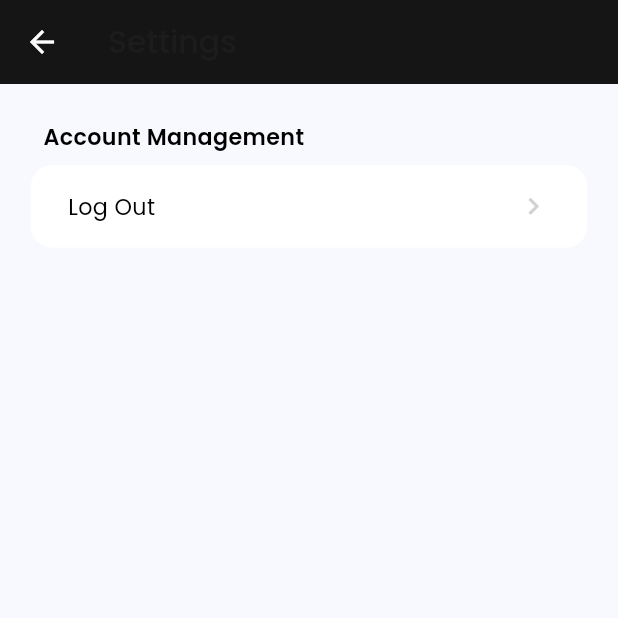
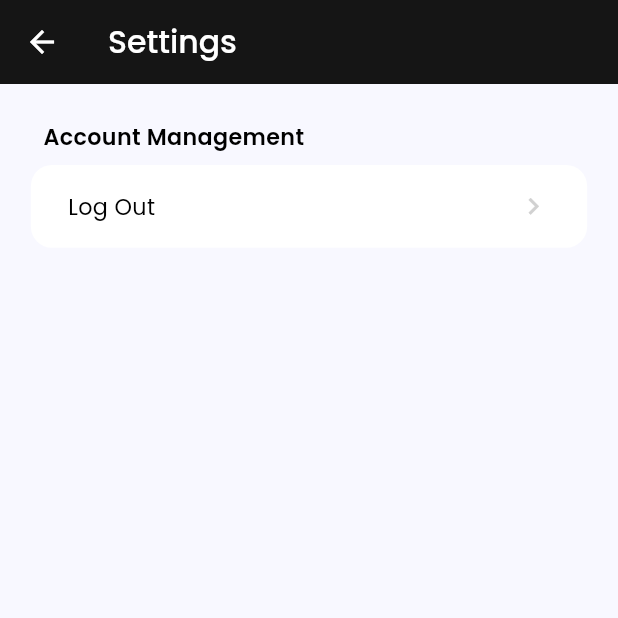
Before and after one commit to eseepark06/eseepark, a Flutter app: the Hub screen opened directly, item 4 of the bottom bar chosen, after a tap on "Settings", on a phone screen of 412 x 824 dp, the top half of it. Run offline on Flutter 3.47's test engine with Material 3 defaults, Android fonts, the light colour scheme and no system bars; our stand-ins replace dropdown_button2, flutter_native_splash, flutter_otp_text_field, flutter_sticky_header, flutter_svg, geolocator and 5 more; accounts and stored records are empty; statements that could not run were skipped.

Commit message:
v1.0.7 (SKVC)

```diff
--- a/lib/customs/custom_textfields.dart
+++ b/lib/customs/custom_textfields.dart
@@ -135,6 +135,8 @@ class CustomTextField extends StatefulWidget {
   final TextStyle? placeholderStyle;
   final TextStyle? mainTextStyle;
   final Function(String)? onChanged;
+  final Function(bool)? call;
+  final Function(String?)? onSubmit;
   final Color? backgroundColor;
   final double? verticalPadding;
   final double? horizontalPadding;
@@ -145,7 +147,10 @@ class CustomTextField extends StatefulWidget {
   final Color? focusedBorderColor;
   final Widget? prefixWidget;
   final Icon? prefixIcon;
+  final Icon? suffixIcon;
   final Color? cursorColor;
+  final bool? clearText;
+  final TextInputAction? textInputAction;
 
   const CustomTextField({
     super.key,
@@ -154,6 +159,8 @@ class CustomTextField extends StatefulWidget {
     this.placeholderStyle,
     this.mainTextStyle,
     this.onChanged,
+    this.call,
+    this.onSubmit,
     this.backgroundColor,
     this.verticalPadding,
     this.horizontalPadding,
@@ -164,7 +171,10 @@ class CustomTextField extends StatefulWidget {
     this.focusedBorderColor,
     this.prefixWidget,
     this.prefixIcon,
-    this.cursorColor
+    this.suffixIcon,
+    this.cursorColor,
+    this.clearText,
+    this.textInputAction
   });
 
   @override
@@ -172,14 +182,17 @@ class CustomTextField extends StatefulWidget {
 }
 
 class _CustomTextFieldState extends State<CustomTextField> {
+
   @override
   Widget build(BuildContext context) {
     final themeProvider = Provider.of<ThemeProvider>(context);
     return TextFormField(
       controller: widget.controller,
       onChanged: widget.onChanged,
+      onFieldSubmitted: widget.onSubmit,
       style: widget.mainTextStyle,
       cursorColor: widget.cursorColor,
+      textInputAction: widget.textInputAction,
       decoration: InputDecoration(
         hintText: widget.placeholder,
         hintStyle: widget.placeholderStyle,
@@ -188,6 +201,18 @@ class _CustomTextFieldState extends State<CustomTextField> {
         filled: true,
         prefix: widget.prefixWidget,
         prefixIcon: widget.prefixIcon,
+        suffixIcon: widget.clearText == true && widget.controller != null ? widget.controller!.text.trim().isNotEmpty ?
+          GestureDetector(
+            onTap: () {
+              setState(() {
+                widget.controller?.clear();
+              });
+
+              widget.call!(true);
+            },
+            child: Icon(Icons.close)
+          ) : null :
+          widget.suffixIcon,
         contentPadding: EdgeInsets.symmetric(
             vertical: widget.verticalPadding ?? screenHeight * 0.01,
             horizontal: widget.horizontalPadding ?? screenWidth * 0.02
--- a/lib/providers/general/general_provider.dart
+++ b/lib/providers/general/general_provider.dart
@@ -21,12 +21,10 @@ class GeneralProvider with ChangeNotifier {
   Future<void> _loadGetStarted() async {
     final prefs = await SharedPreferences.getInstance();
 
-    print(prefs.getKeys());
 
     _isGetStartedShown = prefs.getBool('isGetStartedShown') ?? false;
     _isInitialized = true;
 
-    print('Set initialize value to $_isInitialized');
 
     notifyListeners();
   }
--- a/lib/providers/general/settings_provider.dart
+++ b/lib/providers/general/settings_provider.dart
@@ -8,7 +8,6 @@ class SettingsProvider with ChangeNotifier {
   SettingsProvider._internal();
 
   Future<void> initialize() async {
-    print('Initializing settings provider');
     await Future.delayed(const Duration(seconds: 2));
   }
 }
--- a/lib/providers/general/test_provider.dart
+++ b/lib/providers/general/test_provider.dart
@@ -9,7 +9,6 @@ class TestProvider with ChangeNotifier {
   TestProvider._internal();
 
   Future<void> initialize() async {
-    print('Initializing test provider');
     await Future.delayed(const Duration(seconds: 3));
 
   }
--- a/lib/screens/others/accounts/account.dart
+++ b/lib/screens/others/accounts/account.dart
@@ -15,7 +15,9 @@ class Account extends StatefulWidget {
   State<Account> createState() => _AccountState();
 }
 
-class _AccountState extends State<Account> {
+class _AccountState extends State<Account> with AutomaticKeepAliveClientMixin<Account> {
+  @override
+  bool get wantKeepAlive => true;
 
   List<AccountStatus> statuses = [];
 
@@ -31,7 +33,7 @@ class _AccountState extends State<Account> {
       AccountStatus(
         title: DateFormat.yMMMd().format(DateTime.parse(supabase.auth.currentUser!.createdAt.toString())),
         icon: Icons.perm_contact_calendar_outlined,
-        backgroundColor: Colors.orange,
+        backgroundColor: Theme.of(Get.context as BuildContext).colorScheme.primary,
         fontColor: Colors.white,
         fontWeight: FontWeight.w600,
       )
@@ -47,21 +49,25 @@ class _AccountState extends State<Account> {
 
   @override
   Widget build(BuildContext context) {
+    super.build(context);
+
     return Scaffold(
+      appBar: AppBar(
+        backgroundColor: Theme.of(context).colorScheme.primary,
+        centerTitle: true,
+        title: Text('My Account',
+          style: TextStyle(
+            color: Colors.white,
+            fontWeight: FontWeight.w600
+          ),
+        ),
+      ),
       body: Container(
         height: screenHeight,
         width: screenWidth,
-        padding: EdgeInsets.only(top: screenHeight * 0.1),
+        padding: EdgeInsets.only(top: screenHeight * 0.025),
         decoration: BoxDecoration(
-          gradient: LinearGradient(
-            colors: [
-              const Color(0xFFF3CF99).withOpacity(0.1),
-              Theme.of(context).scaffoldBackgroundColor,
-              Theme.of(context).scaffoldBackgroundColor,
-            ],
-            begin: Alignment.topCenter,
-            end: Alignment.bottomCenter
-          )
+          color: Theme.of(context).scaffoldBackgroundColor
         ),
         child: Column(
           children: [
@@ -124,7 +130,7 @@ class _AccountState extends State<Account> {
             ),
             SizedBox(height: screenHeight * 0.03),
             Section(
-              title: 'My Account',
+              title: 'Personal',
               children: [
                 SectionItem(title: 'Profile', showDivider: true),
                 SectionItem(title: 'Favorites')
--- a/lib/screens/others/accounts/partials/settings.dart
+++ b/lib/screens/others/accounts/partials/settings.dart
@@ -23,7 +23,7 @@ class _SettingsState extends State<Settings> {
         backgroundColor: Theme.of(context).colorScheme.primary,
         title: Text('Settings',
           style: TextStyle(
-            color: Theme.of(context).colorScheme.onPrimary,
+            color: Colors.white,
             fontWeight: FontWeight.w500,
             fontSize: screenSize * 0.017
           ),
@@ -60,7 +60,8 @@ class _SettingsState extends State<Settings> {
                         TextButton(
                           onPressed: () => Navigator.pop(context),
                           style: ButtonStyle(
-                            padding: MaterialStateProperty.all(EdgeInsets.zero)
+                            padding: MaterialStateProperty.all(EdgeInsets.zero),
+                            splashFactory: NoSplash.splashFactory,
                           ),
                           child: Text('Cancel',
                             style: TextStyle(
@@ -98,9 +99,9 @@ class _SettingsState extends State<Settings> {
                               },
                               style: ButtonStyle(
                                 padding: MaterialStateProperty.all(EdgeInsets.symmetric(
-                                  horizontal: screenWidth * 0.05
+                                  horizontal: screenWidth * 0.03
                                 )),
-                                minimumSize: MaterialStateProperty.all(Size(screenWidth * 0.25, screenHeight * 0.05)),
+                                minimumSize: MaterialStateProperty.all(Size(screenWidth * 0.22, screenHeight * 0.045)),
                                 backgroundColor: MaterialStateProperty.all(Theme.of(context).colorScheme.primary),
                               ),
                               child: value ? CupertinoActivityIndicator(color: Colors.white) :
--- /dev/null
+++ b/lib/screens/others/activity/activity.dart
@@ -0,0 +1,17 @@
+import 'package:flutter/material.dart';
+
+class Activity extends StatefulWidget {
+  const Activity({super.key});
+
+  @override
+  State<Activity> createState() => _ActivityState();
+}
+
+class _ActivityState extends State<Activity> {
+  @override
+  Widget build(BuildContext context) {
+    return Scaffold(
+
+    );
+  }
+}
--- a/lib/screens/others/home/home.dart
+++ b/lib/screens/others/home/home.dart
@@ -1,10 +1,13 @@
+  import 'package:custom_refresh_indicator/custom_refresh_indicator.dart';
 import 'package:eseepark/customs/custom_textfields.dart';
   import 'package:eseepark/screens/others/home/partials/establishments.dart';
   import 'package:eseepark/screens/others/home/partials/parking_sheet.dart';
+import 'package:eseepark/screens/others/search/search.dart';
   import 'package:flutter/material.dart';
   import 'package:flutter/services.dart';
   import 'package:flutter_sticky_header/flutter_sticky_header.dart';
   import 'package:flutter_svg/flutter_svg.dart';
+import 'package:get/get.dart';
   import 'package:shimmer/shimmer.dart';
 
   import '../../../controllers/establishments/establishments_controller.dart';
@@ -47,7 +50,7 @@
       onLoadPage();
     }
 
-    void onLoadPage() async {
+    Future<void> onLoadPage() async {
       nearbyEstablishments = (await _controller.getNearbyEstablishmentsWithLocation(radiusKm: 10, maxResults: 10)).cast<Establishment>();
 
       setState(() {
@@ -63,7 +66,11 @@
       return Scaffold(
         extendBodyBehindAppBar: true,
         backgroundColor: Theme.of(context).colorScheme.primary,
-        body: CustomScrollView(
+        body: RefreshIndicator(
+          onRefresh: () async {
+            await onLoadPage();
+          },
+          child: CustomScrollView(
             controller: scrollController,
             slivers: [
               SliverToBoxAdapter(
@@ -96,6 +103,13 @@
                           child: Row(
                             children: [
                               Expanded(
+                                child: InkWell(
+                                  onTap: () {
+                                    Get.to(() => const Search(),
+                                        duration: Duration(milliseconds: 300),
+                                        transition: Transition.topLevel
+                                    );
+                                  },
                                   child: Container(
                                     decoration: BoxDecoration(
                                       border: Border.all(
@@ -125,6 +139,7 @@
                                           ),
                                         )
                                       ],
+                                    ),
                                   ),
                                 ),
                               ),
@@ -541,6 +556,7 @@
                )
               )
             ],
+          ),
         )
       );
     }
--- a/lib/screens/others/hub.dart
+++ b/lib/screens/others/hub.dart
@@ -1,6 +1,8 @@
 import 'package:eseepark/globals.dart';
 import 'package:eseepark/screens/others/accounts/account.dart';
+import 'package:eseepark/screens/others/activity/activity.dart';
 import 'package:eseepark/screens/others/home/home.dart';
+import 'package:eseepark/screens/others/search/search.dart';
 import 'package:flutter/material.dart';
 import 'package:flutter_svg/flutter_svg.dart';
 
@@ -93,6 +95,7 @@ class _HubState extends State<Hub> {
   @override
   Widget build(BuildContext context) {
     return Scaffold(
+      resizeToAvoidBottomInset: false,
       body: Container(
         height: screenHeight,
         width: screenWidth,
@@ -104,8 +107,8 @@ class _HubState extends State<Hub> {
                 onPageChanged: onPageChanged,
                 children: [
                   const Home(),
-                  Container(color: Colors.blue),
-                  Container(color: Colors.red),
+                  const Activity(),
+                  const Search(),
                   const Account(),
                 ],
               ),
@@ -121,7 +124,9 @@ class _HubState extends State<Hub> {
                 )
               ),
               padding: EdgeInsets.only(
-                bottom: screenHeight * 0.01
+                bottom: screenHeight * 0.018,
+                left: screenWidth * 0.02,
+                right: screenWidth * 0.02
               ),
               child: Row(
                 mainAxisAlignment: MainAxisAlignment.spaceBetween,
--- /dev/null
+++ b/lib/screens/others/search/search.dart
@@ -0,0 +1,90 @@
+import 'package:eseepark/customs/custom_textfields.dart';
+import 'package:eseepark/globals.dart';
+import 'package:flutter/material.dart';
+import 'package:flutter_svg/flutter_svg.dart';
+import 'package:get/get.dart';
+
+class Search extends StatefulWidget {
+  const Search({super.key});
+
+  @override
+  State<Search> createState() => _SearchState();
+}
+
+class _SearchState extends State<Search> {
+  final TextEditingController searchController = TextEditingController();
+
+  @override
+  void dispose() {
+    super.dispose();
+
+    searchController.dispose();
+  }
+
+  @override
+  Widget build(BuildContext context) {
+    return Scaffold(
+      backgroundColor: Colors.white,
+      appBar: AppBar(
+        leadingWidth: screenWidth * 0.1,
+        elevation: 0,
+        scrolledUnderElevation: 0,
+        centerTitle: true,
+        title: Row(
+          children: [
+            Expanded(
+              child: CustomTextField(
+                placeholder: 'Search for establishments',
+                controller: searchController,
+                onChanged: (val) {
+                  setState(() {
+
+                  });
+                },
+                call: (val) {
+                  setState(() {
+
+                  });
+                },
+                onSubmit: (val) {
+                  print(val);
+                },
+                backgroundColor: Theme.of(context).colorScheme.secondary.withValues(alpha: 0.4),
+                placeholderStyle: TextStyle(
+                  color: Theme.of(context).colorScheme.primary.withValues(alpha: 0.3),
+                  fontSize: screenWidth * 0.035
+                ),
+                borderRadius: 30,
+                horizontalPadding: screenWidth * 0.012,
+                verticalPadding: screenHeight * 0.01,
+                textInputAction: TextInputAction.search,
+                clearText: true,
+                prefixIcon: Icon(Icons.search,
+                  color: Theme.of(context).colorScheme.primary,
+                  size: screenWidth * 0.06,
+                ),
+              ),
+            ),
+            SizedBox(width: screenWidth * 0.04),
+            Container(
+              width: screenWidth * 0.07,
+              child: Icon(Icons.filter_list_outlined, size: screenSize * 0.02),
+            )
+          ],
+        ),
+      ),
+      body: Container(
+        padding: EdgeInsets.symmetric(
+          horizontal: screenWidth * 0.05
+        ),
+        child: Column(
+          children: [
+            SizedBox(height: screenHeight * 0.02),
+            if(searchController.text.trim().isNotEmpty)
+             Text('Search for "${searchController.text.trim()}"')
+          ],
+        ),
+      ),
+    );
+  }
+}
```
Lines whose indentation alone changed are shown as unchanged.
